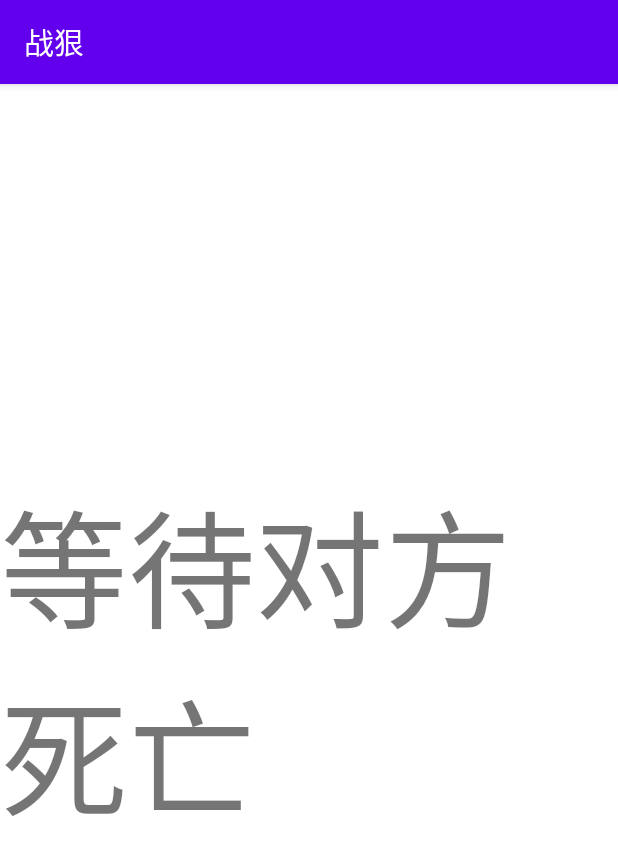
After one commit to ScarecrowL1/AircraftWar-Android-courseProject, an Android app: the WaitDieActivity screen opened directly, with no data from a screen before it, on a phone screen of 412 x 824 dp. The commit adds this screen. Shown: the top 855 px of the screen. Run offline under Robolectric (Android 15) with nearby library versions, the phone set to English and light mode, and no system bars.

Commit message:
添加了联机模式结束界面

```diff
--- a/app/src/main/AndroidManifest.xml
+++ b/app/src/main/AndroidManifest.xml
@@ -15,6 +15,9 @@
         android:supportsRtl="true"
         android:theme="@style/Theme.AircraftWar"
         tools:targetApi="31">
+        <activity
+            android:name=".WaitDieActivity"
+            android:exported="false" />
         <activity
             android:name=".MultiEndActivity"
             android:exported="false" />
--- a/app/src/main/java/SocketServe/PostThread.java
+++ b/app/src/main/java/SocketServe/PostThread.java
@@ -46,11 +46,11 @@ public class PostThread extends Thread{
                         pw.flush();
                         continue;
                 }
-                if(gameOverFlag && !othergameOverFlag){
+                if(gameOverFlag){
                     pw.println("gameover");
                     pw.flush();
-                    continue;
                 }
+                while(!othergameOverFlag){}
                 break;
             }
             pw.close();
--- a/app/src/main/java/com/example/aircraftwar/Game.java
+++ b/app/src/main/java/com/example/aircraftwar/Game.java
@@ -14,6 +14,7 @@ import android.graphics.Paint;
 import android.media.MediaPlayer;
 import android.os.Build;
 import android.util.AttributeSet;
+import android.util.Log;
 import android.view.MotionEvent;
 import android.view.View;
 
@@ -79,7 +80,7 @@ public class Game extends View{
     private static int Boss_Come_out_Count = 0;
     private static int eliteenemyMaxNumber = level.size_of_total_exenemy();
     private static int bossenemyMaxNumber = level.size_of_total_boss();
-    public static boolean gameOverFlag = false;
+    public static volatile boolean gameOverFlag = false;
     public static String Other_player_score = "";
     public static String finally_score = "";
 
@@ -92,7 +93,7 @@ public class Game extends View{
     private List<BossEnemy> Boss_Enemy_List;
     private List<AbstractFlyingObject> abstractFlyingObjects;
     private static Fire_Supply_Thread fire_supply_thread = null;
-    public static boolean othergameOverFlag = false;
+    public static volatile boolean othergameOverFlag = false;
 
 
     public Game(Context context, AttributeSet attrs) {
--- a/app/src/main/java/com/example/aircraftwar/MainActivity.java
+++ b/app/src/main/java/com/example/aircraftwar/MainActivity.java
@@ -70,7 +70,7 @@ public class MainActivity extends AppCompatActivity {
                 Intent intent = new Intent().setClass(MainActivity.this, TableActivity.class);
 
                 if(WaitPreAcitivity.ismuti){
-                    intent = new Intent().setClass(MainActivity.this, MultiEndActivity.class);
+                    intent = new Intent().setClass(MainActivity.this, WaitDieActivity.class);
                 }
                 startActivity(intent);
                 finish();
--- /dev/null
+++ b/app/src/main/java/com/example/aircraftwar/WaitDieActivity.java
@@ -0,0 +1,45 @@
+package com.example.aircraftwar;
+
+import static com.example.aircraftwar.Game.othergameOverFlag;
+
+import androidx.appcompat.app.AppCompatActivity;
+
+import android.content.Intent;
+import android.os.Bundle;
+import android.util.Log;
+
+public class WaitDieActivity extends AppCompatActivity {
+    public static boolean otherGameOver = false;
+
+    @Override
+    protected void onCreate(Bundle savedInstanceState) {
+        super.onCreate(savedInstanceState);
+        setContentView(R.layout.activity_wait_die);
+        new Thread(){
+            @Override
+            public void run(){
+                while (true) {
+                    try {
+                        Thread.sleep(1000);
+                    } catch (InterruptedException e) {
+                        e.printStackTrace();
+                    }
+                    Log.e("123",""+othergameOverFlag);
+                }
+            }
+        }.start();
+        new Thread(){
+            @Override
+            public void run(){
+                while (true){
+                    if(Game.gameOverFlag && othergameOverFlag){
+                        Intent intent = new Intent().setClass(WaitDieActivity.this, MultiEndActivity.class);
+                        startActivity(intent);
+                        finish();
+                        break;
+                    }
+                }
+            }
+        }.start();
+    }
+}
--- /dev/null
+++ b/app/src/main/res/layout/activity_wait_die.xml
@@ -0,0 +1,19 @@
+<?xml version="1.0" encoding="utf-8"?>
+<androidx.constraintlayout.widget.ConstraintLayout xmlns:android="http://schemas.android.com/apk/res/android"
+    xmlns:app="http://schemas.android.com/apk/res-auto"
+    xmlns:tools="http://schemas.android.com/tools"
+    android:layout_width="match_parent"
+    android:layout_height="match_parent"
+    tools:context=".WaitDieActivity">
+
+    <TextView
+        android:id="@+id/textView"
+        android:layout_width="wrap_content"
+        android:layout_height="wrap_content"
+        android:text="等待对方死亡"
+        android:textSize="128px"
+        app:layout_constraintBottom_toBottomOf="parent"
+        app:layout_constraintEnd_toEndOf="parent"
+        app:layout_constraintStart_toStartOf="parent"
+        app:layout_constraintTop_toTopOf="parent" />
+</androidx.constraintlayout.widget.ConstraintLayout>
--- a/app/src/main/res/layout/activity_wait_pre_acitivity.xml
+++ b/app/src/main/res/layout/activity_wait_pre_acitivity.xml
@@ -77,4 +77,5 @@
         app:layout_constraintStart_toStartOf="parent"
         app:layout_constraintTop_toTopOf="parent"
         app:layout_constraintVertical_bias="0.0" />
+
 </androidx.constraintlayout.widget.ConstraintLayout>
```
Also changed, not shown: app/src/main/java/SocketServe/GetThread.java (+4 -3 lines), app/src/main/java/com/example/aircraftwar/MultiEndActivity.java (+45 -0 lines), app/src/main/java/com/example/aircraftwar/WaitPreAcitivity.java (+34 -6 lines), app/src/main/res/layout/activity_muti_choose.xml (+12 -0 lines), 2 other files.
